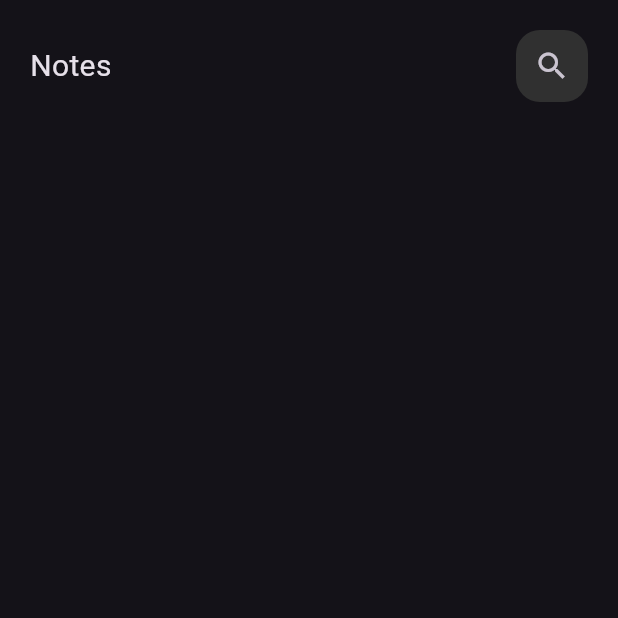
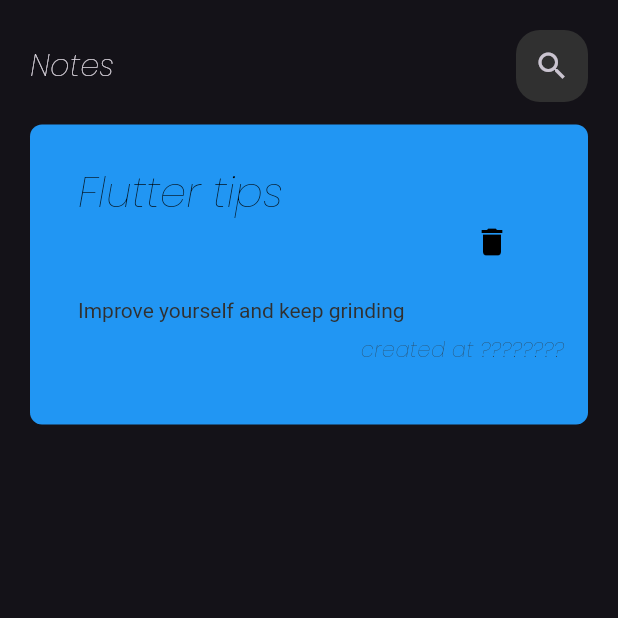
Before and after one commit to AhmedMKV/notes_app, a Flutter app: the screen it shows after launch, on a phone screen of 412 x 824 dp, the top half of it. Run offline on Flutter 3.47's test engine with Material 3 defaults, Android fonts, the phone set to English and light mode, and no system bars.

Commit message:
created custom note item and added fonts

```diff
--- a/lib/main.dart
+++ b/lib/main.dart
@@ -16,6 +16,7 @@ class NotesApp extends StatelessWidget {
     return MaterialApp(
       debugShowCheckedModeBanner: false,
 theme: ThemeData(
+  fontFamily: 'Poppins',
   brightness: Brightness.dark
 ),
       home: NotesView(),
--- /dev/null
+++ b/lib/views/widgets/custom_note_item.dart
@@ -0,0 +1,38 @@
+import 'package:flutter/material.dart';
+
+class CustomNoteItem extends StatelessWidget {
+  const CustomNoteItem({super.key});
+
+  @override
+  Widget build(BuildContext context) {
+    return Container(
+      decoration: BoxDecoration(
+          borderRadius: BorderRadius.circular(8), color: Colors.blue),
+      height: 200,
+      width: double.infinity,
+      child: Padding(
+        padding: const EdgeInsets.symmetric(horizontal: 16, vertical: 16),
+        child: Column(
+          crossAxisAlignment: CrossAxisAlignment.end,
+          children: [
+            ListTile(
+
+              title: Padding(
+                padding: const EdgeInsets.only(bottom: 50),
+                child: Text('Flutter tips'),
+              ),
+              titleTextStyle: TextStyle(color: Colors.black,fontSize: 28,fontFamily: 'Poppins',),
+              subtitle: Text('Improve yourself and keep grinding'),
+              subtitleTextStyle: TextStyle(color: Color(0xFF303030),fontSize: 14),
+              trailing: IconButton(onPressed: (){},
+                  icon: Icon(Icons.delete,size: 24,color: Colors.black,)),
+
+            ),
+            Text('created at ????????',style: TextStyle(color: Color(0xFF303030),fontSize: 14),)
+
+          ],
+        )
+      ),
+    );
+  }
+}
--- a/lib/views/widgets/notes_view_body.dart
+++ b/lib/views/widgets/notes_view_body.dart
@@ -1,5 +1,6 @@
 import 'package:flutter/material.dart';
 import 'package:notes_app/views/widgets/custom_app_bar.dart';
+import 'package:notes_app/views/widgets/custom_note_item.dart';
 
 class NotesViewBody extends StatelessWidget {
   const NotesViewBody({super.key});
@@ -9,8 +10,14 @@ class NotesViewBody extends StatelessWidget {
     return
       Padding(
       padding: const EdgeInsets.symmetric(vertical: 20, horizontal: 20),
-      child: ListView(
-        children: [CustomAppBar()],
+      child:Column(
+
+        children: [
+          CustomAppBar(),
+          SizedBox(height: 15,),
+          CustomNoteItem()
+
+        ],
       ),
     );
   }
```
Also changed, not shown: pubspec.yaml (+5 -6 lines), assets/fonts/Poppins-ThinItalic.ttf (added).
